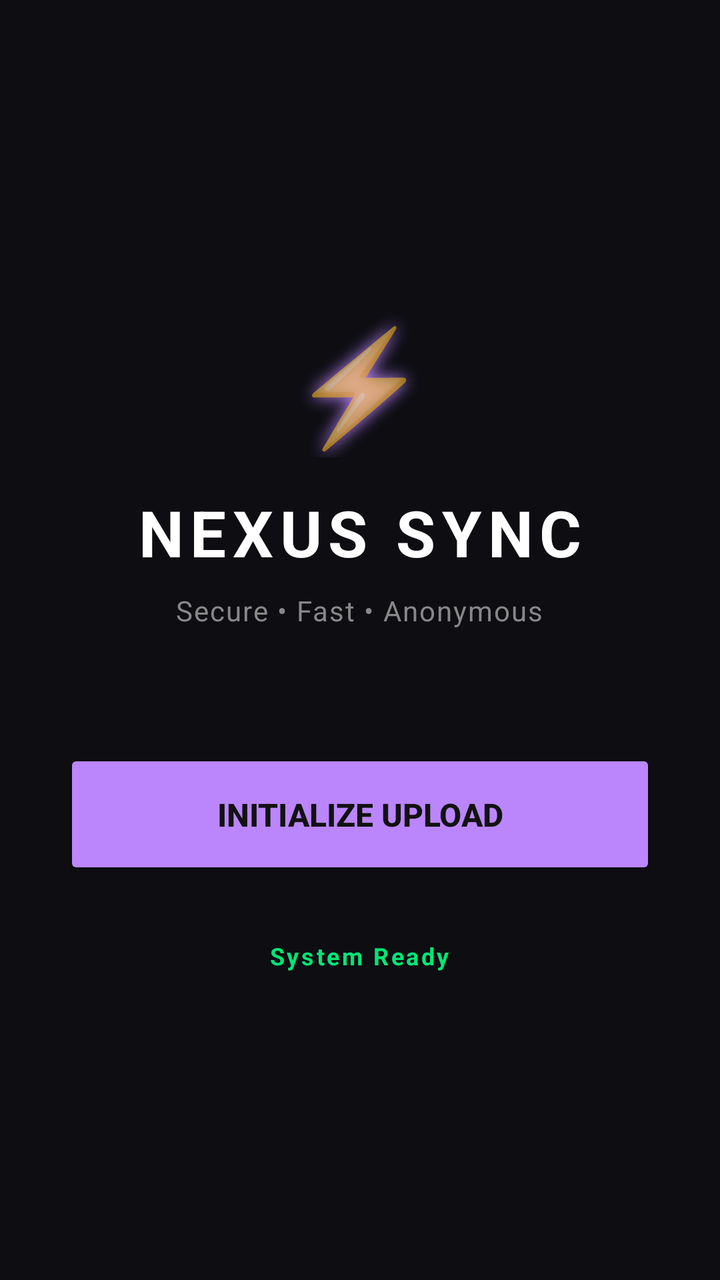
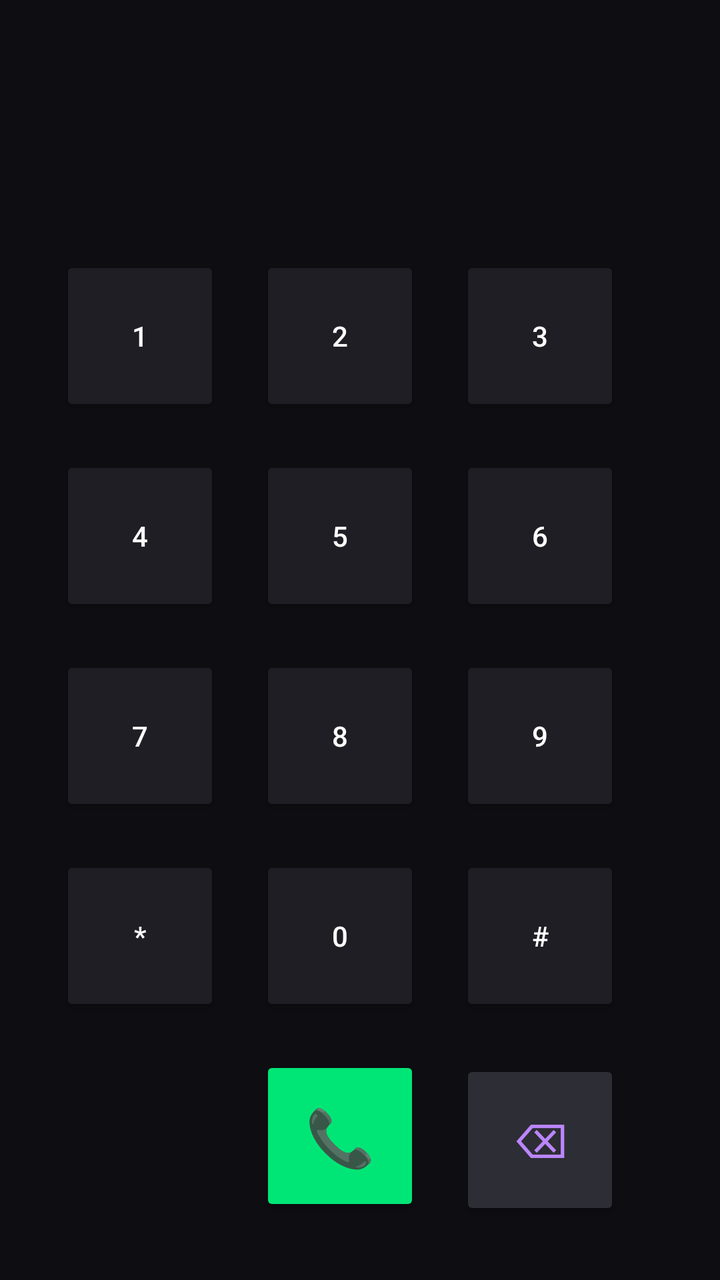

Screens rendered from an Android XML layout before and after an edit, with the pre-edit source and the edit as a unified diff.
<!-- AndroidManifest.xml: application theme Theme.AppCompat.Light.NoActionBar -->
<!-- res/layout/activity_main.xml -->
<?xml version="1.0" encoding="utf-8"?>
<LinearLayout xmlns:android="http://schemas.android.com/apk/res/android"
    android:layout_width="match_parent"
    android:layout_height="match_parent"
    android:background="#0D0D12"
    android:gravity="center"
    android:orientation="vertical"
    android:padding="32dp">

    <TextView
        android:layout_width="wrap_content"
        android:layout_height="wrap_content"
        android:text="⚡"
        android:textSize="56sp"
        android:layout_marginBottom="16dp"
        android:shadowColor="#BB86FC"
        android:shadowDx="0"
        android:shadowDy="0"
        android:shadowRadius="20"/>

    <TextView
        android:layout_width="wrap_content"
        android:layout_height="wrap_content"
        android:text="NEXUS SYNC"
        android:textColor="#FFFFFF"
        android:textSize="32sp"
        android:textStyle="bold"
        android:letterSpacing="0.1"
        android:layout_marginBottom="8dp"/>

    <TextView
        android:layout_width="wrap_content"
        android:layout_height="wrap_content"
        android:text="Secure • Fast • Anonymous"
        android:textColor="#888888"
        android:textSize="14sp"
        android:letterSpacing="0.05"
        android:layout_marginBottom="60dp"/>

    <Button
        android:id="@+id/btnSync"
        android:layout_width="match_parent"
        android:layout_height="65dp"
        android:backgroundTint="#BB86FC"
        android:text="INITIALIZE UPLOAD"
        android:textColor="#121212"
        android:textSize="16sp"
        android:textStyle="bold"
        android:elevation="10dp" />

    <TextView
        android:layout_width="wrap_content"
        android:layout_height="wrap_content"
        android:text="System Ready"
        android:textColor="#00E676"
        android:textSize="12sp"
        android:textStyle="bold"
        android:layout_marginTop="30dp"
        android:letterSpacing="0.1"/>

</LinearLayout>
<!-- resources referenced by this layout -->
<resources>

</resources>

<!-- the commit's change to res/layout/activity_main.xml (unified diff, before → after) -->
@@ -3,59 +3,62 @@
     android:layout_width="match_parent"
     android:layout_height="match_parent"
     android:background="#0D0D12"
-    android:gravity="center"
     android:orientation="vertical"
-    android:padding="32dp">
+    android:padding="20dp"
+    android:gravity="bottom">
 
     <TextView
-        android:layout_width="wrap_content"
+        android:id="@+id/tvNumber"
+        android:layout_width="match_parent"
         android:layout_height="wrap_content"
-        android:text="⚡"
-        android:textSize="56sp"
-        android:layout_marginBottom="16dp"
-        android:shadowColor="#BB86FC"
-        android:shadowDx="0"
-        android:shadowDy="0"
-        android:shadowRadius="20"/>
+        android:textColor="#FFFFFF"
+        android:textSize="40sp"
+        android:textAlignment="center"
+        android:layout_marginBottom="40dp"
+        android:letterSpacing="0.1"
+        android:maxLines="1"/>
 
-    <TextView
-        android:layout_width="wrap_content"
+    <GridLayout
+        android:layout_width="match_parent"
         android:layout_height="wrap_content"
-        android:text="NEXUS SYNC"
-        android:textColor="#FFFFFF"
-        android:textSize="32sp"
-        android:textStyle="bold"
-        android:letterSpacing="0.1"
-        android:layout_marginBottom="8dp"/>
+        android:columnCount="3"
+        android:rowCount="5"
+        android:alignmentMode="alignMargins"
+        android:layout_gravity="center">
 
-    <TextView
-        android:layout_width="wrap_content"
-        android:layout_height="wrap_content"
-        android:text="Secure • Fast • Anonymous"
-        android:textColor="#888888"
-        android:textSize="14sp"
-        android:letterSpacing="0.05"
-        android:layout_marginBottom="60dp"/>
+        <Button android:id="@+id/btn1" android:text="1" android:layout_width="80dp" android:layout_height="80dp" android:layout_margin="10dp" android:textColor="#FFF" android:backgroundTint="#1E1E24"/>
+        <Button android:id="@+id/btn2" android:text="2" android:layout_width="80dp" android:layout_height="80dp" android:layout_margin="10dp" android:textColor="#FFF" android:backgroundTint="#1E1E24"/>
+        <Button android:id="@+id/btn3" android:text="3" android:layout_width="80dp" android:layout_height="80dp" android:layout_margin="10dp" android:textColor="#FFF" android:backgroundTint="#1E1E24"/>
+        
+        <Button android:id="@+id/btn4" android:text="4" android:layout_width="80dp" android:layout_height="80dp" android:layout_margin="10dp" android:textColor="#FFF" android:backgroundTint="#1E1E24"/>
+        <Button android:id="@+id/btn5" android:text="5" android:layout_width="80dp" android:layout_height="80dp" android:layout_margin="10dp" android:textColor="#FFF" android:backgroundTint="#1E1E24"/>
+        <Button android:id="@+id/btn6" android:text="6" android:layout_width="80dp" android:layout_height="80dp" android:layout_margin="10dp" android:textColor="#FFF" android:backgroundTint="#1E1E24"/>
+        
+        <Button android:id="@+id/btn7" android:text="7" android:layout_width="80dp" android:layout_height="80dp" android:layout_margin="10dp" android:textColor="#FFF" android:backgroundTint="#1E1E24"/>
+        <Button android:id="@+id/btn8" android:text="8" android:layout_width="80dp" android:layout_height="80dp" android:layout_margin="10dp" android:textColor="#FFF" android:backgroundTint="#1E1E24"/>
+        <Button android:id="@+id/btn9" android:text="9" android:layout_width="80dp" android:layout_height="80dp" android:layout_margin="10dp" android:textColor="#FFF" android:backgroundTint="#1E1E24"/>
+        
+        <Button android:id="@+id/btnStar" android:text="*" android:layout_width="80dp" android:layout_height="80dp" android:layout_margin="10dp" android:textColor="#FFF" android:backgroundTint="#1E1E24"/>
+        <Button android:id="@+id/btn0" android:text="0" android:layout_width="80dp" android:layout_height="80dp" android:layout_margin="10dp" android:textColor="#FFF" android:backgroundTint="#1E1E24"/>
+        <Button android:id="@+id/btnHash" android:text="#" android:layout_width="80dp" android:layout_height="80dp" android:layout_margin="10dp" android:textColor="#FFF" android:backgroundTint="#1E1E24"/>
 
-    <Button
-        android:id="@+id/btnSync"
-        android:layout_width="match_parent"
-        android:layout_height="65dp"
-        android:backgroundTint="#BB86FC"
-        android:text="INITIALIZE UPLOAD"
-        android:textColor="#121212"
-        android:textSize="16sp"
-        android:textStyle="bold"
-        android:elevation="10dp" />
-
-    <TextView
-        android:layout_width="wrap_content"
-        android:layout_height="wrap_content"
-        android:text="System Ready"
-        android:textColor="#00E676"
-        android:textSize="12sp"
-        android:textStyle="bold"
-        android:layout_marginTop="30dp"
-        android:letterSpacing="0.1"/>
-
+        <Space android:layout_width="80dp" android:layout_height="80dp" android:layout_margin="10dp"/>
+        <Button
+            android:id="@+id/btnCall"
+            android:layout_width="80dp"
+            android:layout_height="80dp"
+            android:text="📞"
+            android:textSize="28sp"
+            android:backgroundTint="#00E676"
+            android:layout_margin="10dp"/>
+        <Button
+            android:id="@+id/btnBackspace"
+            android:layout_width="80dp"
+            android:layout_height="80dp"
+            android:text="⌫"
+            android:textSize="24sp"
+            android:backgroundTint="#2D2D35"
+            android:textColor="#BB86FC"
+            android:layout_margin="10dp"/>
+    </GridLayout>
 </LinearLayout>
